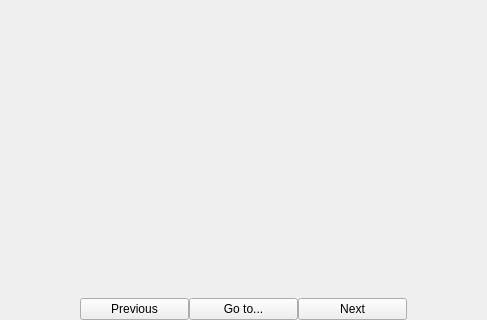
adamb924/Gloss, file interlinearchunkeditor.ui: the form before one commit; both pictures show x 246 to 733 and y 238 to 558 of the 979 by 558 pixel window.
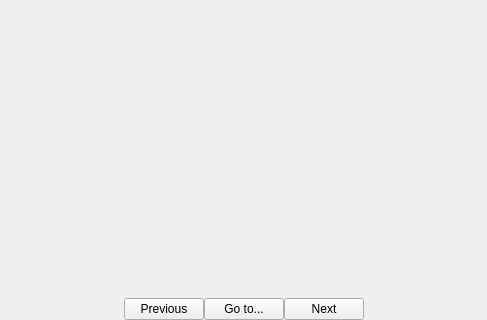
The form after the commit.

Diff of the .ui file:
```diff
--- a/interlinearchunkeditor.ui
+++ b/interlinearchunkeditor.ui
@@ -64,6 +64,19 @@
      </item>
      <item>
       <layout class="QHBoxLayout" name="centerLayout">
+       <item>
+        <spacer name="horizontalSpacer_4">
+         <property name="orientation">
+          <enum>Qt::Horizontal</enum>
+         </property>
+         <property name="sizeHint" stdset="0">
+          <size>
+           <width>40</width>
+           <height>20</height>
+          </size>
+         </property>
+        </spacer>
+       </item>
        <item>
         <widget class="QPushButton" name="previousButton">
          <property name="text">
@@ -85,6 +98,19 @@
          </property>
         </widget>
        </item>
+       <item>
+        <spacer name="horizontalSpacer_5">
+         <property name="orientation">
+          <enum>Qt::Horizontal</enum>
+         </property>
+         <property name="sizeHint" stdset="0">
+          <size>
+           <width>40</width>
+           <height>20</height>
+          </size>
+         </property>
+        </spacer>
+       </item>
       </layout>
      </item>
      <item>
```
